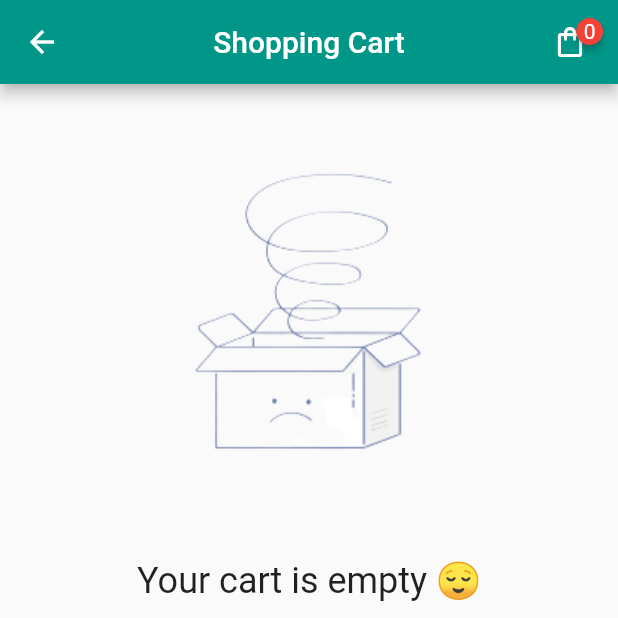
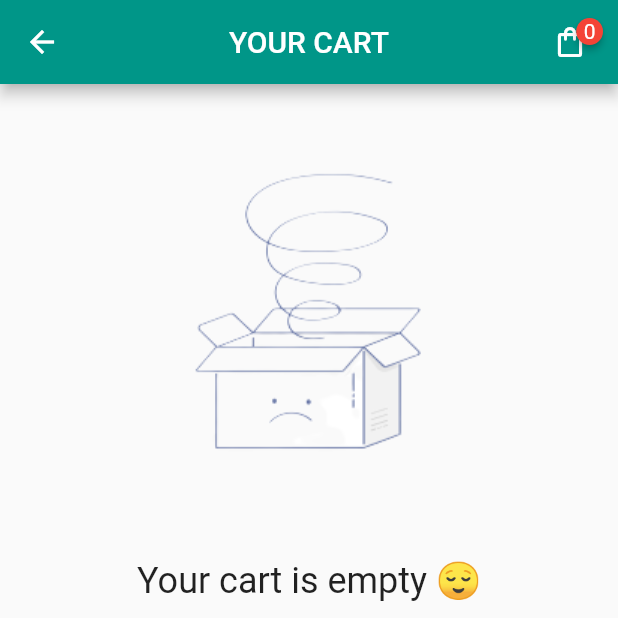
Before and after one commit to jhalakcodes/Shop-App, a Flutter app: the CartScreen screen opened directly, on a phone screen of 412 x 824 dp, the top half of it. Run offline on Flutter 3.47's test engine with Material 2 defaults, Android fonts, the phone set to English and light mode, and no system bars; drawn by our look-alikes of badges; our stand-ins replace shared_preferences, sqflite; accounts and stored records are empty; network calls fail.

Commit message:
Update cart_screen.dart

```diff
--- a/lib/screen/cart_screen.dart
+++ b/lib/screen/cart_screen.dart
@@ -1,5 +1,4 @@
-import 'package:badges/badges.dart'
-    as badges; // Give a unique prefix 'badges' to the badges package
+import 'package:badges/badges.dart' as badges;
 import 'package:cart/helper/db_helper.dart';
 import 'package:cart/model/cart_model.dart';
 import 'package:cart/provider/cartprovider.dart';
@@ -21,12 +20,11 @@ class _CartScreenState extends State<CartScreen> {
     final cart = Provider.of<CartProvider>(context);
     return Scaffold(
       appBar: AppBar(
-        title: Text('Shopping Cart'),
+        title: Text('YOUR CART'),
         centerTitle: true,
         actions: [
           Center(
             child: badges.Badge(
-              // Use the 'badges' prefix here
               badgeContent: Consumer<CartProvider>(
                 builder: (context, value, child) {
                   return Text(value.getCounter().toString(),
@@ -143,11 +141,7 @@ class _CartScreenState extends State<CartScreen> {
                                                 SizedBox(
                                                   height: 5,
                                                 ),
-                                                Text(
-                                                  snapshot.data![index].unitTag
-                                                          .toString() +
-                                                      " " +
-                                                      r"$" +
+                                                Text(r"Rs. " +
                                                       snapshot.data![index]
                                                           .productPrice
                                                           .toString(),
@@ -168,7 +162,7 @@ class _CartScreenState extends State<CartScreen> {
                                                       height: 35,
                                                       width: 100,
                                                       decoration: BoxDecoration(
-                                                          color: Colors.green,
+                                                          color: Colors.teal,
                                                           borderRadius:
                                                               BorderRadius
                                                                   .circular(5)),
@@ -340,15 +334,19 @@ class _CartScreenState extends State<CartScreen> {
                   children: [
                     ReusableWidget(
                       title: 'Sub Total',
-                      value: r'$' + value.getTotalPrice().toStringAsFixed(2),
+                      value: r'Rs. ' + value.getTotalPrice().toStringAsFixed(2),
                     ),
                     ReusableWidget(
-                      title: 'Discout 5%',
-                      value: r'$' + '20',
+                      title: 'Discout 10%',
+                      value: r'Rs. ' +
+                          (value.getTotalPrice() * 0.1).toStringAsFixed(2),
                     ),
                     ReusableWidget(
                       title: 'Total',
-                      value: r'$' + value.getTotalPrice().toStringAsFixed(2),
+                      value: r'Rs. ' +
+                          (value.getTotalPrice() -
+                                  (value.getTotalPrice() * 0.1))
+                              .toStringAsFixed(2),
                     )
                   ],
                 ),
```
